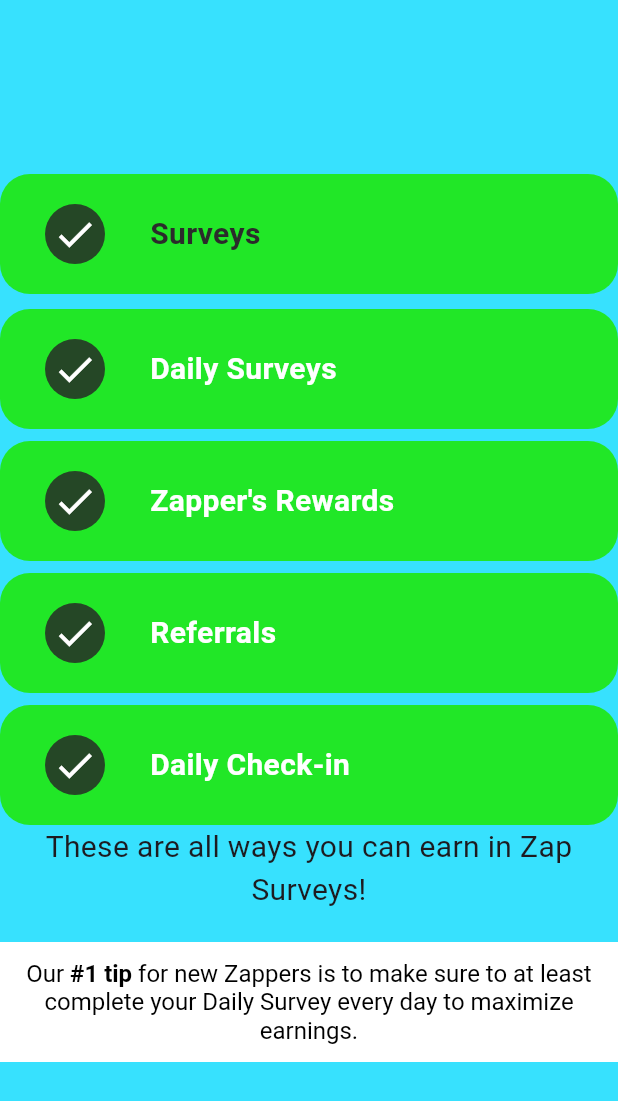
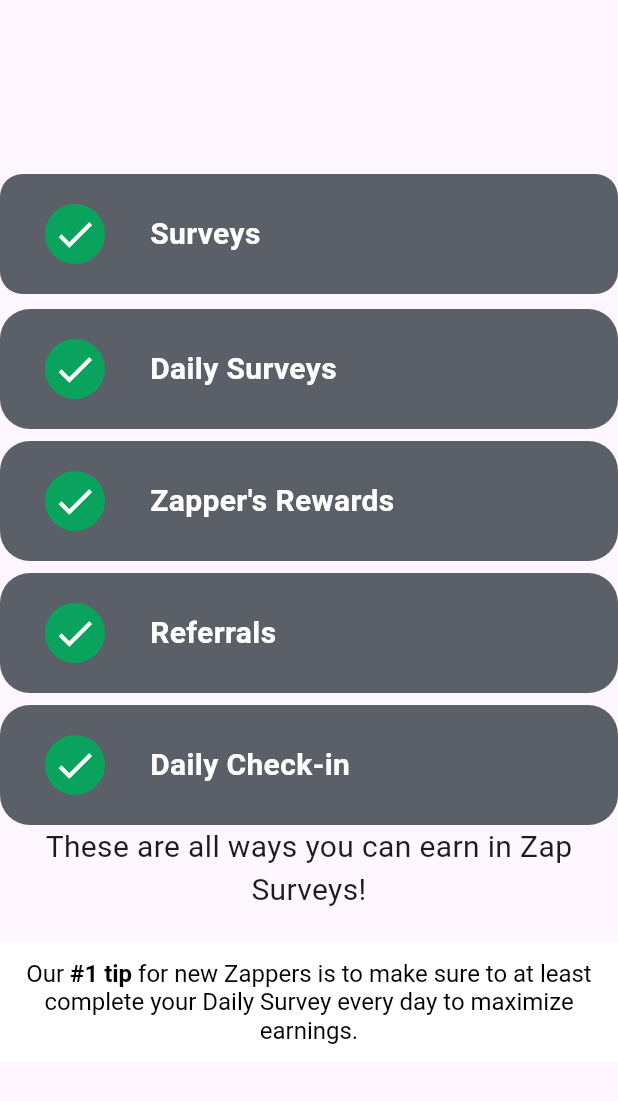
Before and after one commit to attaurrehmanhaji/surveys_UI, a Flutter app: the screen it shows after launch, on a phone screen of 412 x 824 dp. Shown: the top 1101 px of the screen. Run offline on Flutter 3.47's test engine with Material 3 defaults, Android fonts, the light colour scheme and no system bars.

Commit message:
first commit

```diff
--- a/lib/main.dart
+++ b/lib/main.dart
@@ -1,4 +1,5 @@
 import 'package:flutter/material.dart';
+import 'package:flutter/widgets.dart';
 
 void main() {
   runApp(const MyApp());
@@ -78,7 +79,6 @@
     // fast, so that you can just rebuild anything that needs updating rather
     // than having to individually change instances of widgets.
     return Scaffold(
-        backgroundColor: Color.fromARGB(255, 55, 225, 254),
         body: Center(
       child: Column(
         mainAxisAlignment: MainAxisAlignment.center,
@@ -87,8 +87,8 @@
             width: 450,
             height: 80,
             decoration: BoxDecoration(
-                  color: const Color.fromARGB(255, 33, 231, 39),
-                  borderRadius: BorderRadius.circular(20),
+              color: Color.fromARGB(255, 91, 95, 104),
+              borderRadius: BorderRadius.circular(15),
             ),
             child: Row(
               // mainAxisAlignment: MainAxisAlignment.start,
@@ -101,7 +101,7 @@
                   width: 40,
                   height: 40,
                   decoration: BoxDecoration(
-                        color: Color.fromARGB(255, 37, 71, 38),
+                    color: Color.fromARGB(255, 10, 163, 94),
                     borderRadius: BorderRadius.circular(50),
                   ),
                   child: const Padding(
@@ -121,21 +121,21 @@
                   style: TextStyle(
                     fontWeight: FontWeight.bold,
                     fontSize: 20,
-                        color: const Color.fromARGB(255, 43, 43, 43),
+                    color: Color.fromARGB(255, 255, 254, 254),
                   ),
                 ),
               ],
             ),
           ),
           // Padding(padding: EdgeInsets.all(4.0)),
-              SizedBox(
+          const SizedBox(
             height: 10,
           ),
           Container(
               width: 450,
               height: 80,
               decoration: BoxDecoration(
-                      color: const Color.fromARGB(255, 33, 231, 39),
+                  color: Color.fromARGB(255, 91, 95, 104),
                   borderRadius: BorderRadius.circular(20)),
               child: Row(
                 children: [
@@ -146,7 +146,7 @@
                     width: 40,
                     height: 40,
                     decoration: BoxDecoration(
-                            color: Color.fromARGB(255, 37, 71, 38),
+                        color: Color.fromARGB(255, 10, 163, 94),
                         borderRadius: BorderRadius.circular(50)),
                     child: Padding(
                       padding: const EdgeInsets.all(3.0),
@@ -169,12 +169,12 @@
                   )
                 ],
               )),
-              Padding(padding: EdgeInsets.all(4.0)),
+          const Padding(padding: EdgeInsets.all(4.0)),
           Container(
             width: 450,
             height: 80,
             decoration: BoxDecoration(
-                    color: const Color.fromARGB(255, 33, 231, 39),
+                color: Color.fromARGB(255, 91, 95, 104),
                 borderRadius: BorderRadius.circular(20)),
             child: Row(
               children: [
@@ -186,7 +186,8 @@
                   height: 40,
                   decoration: BoxDecoration(
                     borderRadius: BorderRadius.circular(50),
-                          color: Color.fromARGB(255, 37, 71, 38)),
+                    color: Color.fromARGB(255, 10, 163, 94),
+                  ),
                   child: Padding(
                     padding: const EdgeInsets.all(3.0),
                     child: Icon(
@@ -215,7 +216,7 @@
             height: 80,
             decoration: BoxDecoration(
                 borderRadius: BorderRadius.circular(20),
-                    color: const Color.fromARGB(255, 33, 231, 39)),
+                color: Color.fromARGB(255, 91, 95, 104)),
             child: Row(
               children: [
                 SizedBox(
@@ -226,7 +227,8 @@
                   height: 40,
                   decoration: BoxDecoration(
                     borderRadius: BorderRadius.circular(50),
-                          color: Color.fromARGB(255, 37, 71, 38)),
+                    color: Color.fromARGB(255, 10, 163, 94),
+                  ),
                   child: Icon(
                     Icons.check,
                     color: Colors.white,
@@ -252,8 +254,7 @@
             height: 80,
             decoration: BoxDecoration(
                 borderRadius: BorderRadius.circular(20),
-                  color: const Color.fromARGB(255, 33, 231, 39),
-                ),
+                color: Color.fromARGB(255, 91, 95, 104)),
             child: Row(
               children: [
                 SizedBox(
@@ -264,10 +265,11 @@
                   height: 40,
                   decoration: BoxDecoration(
                     borderRadius: BorderRadius.circular(50),
-                          color: Color.fromARGB(255, 37, 71, 38)),
+                    color: Color.fromARGB(255, 10, 163, 94),
+                  ),
                   child: Icon(
                     Icons.check,
-                        color: Colors.white,
+                    color: Color.fromARGB(255, 255, 255, 255),
                     size: 30,
                   ),
                 ),
```
Lines whose indentation alone changed are shown as unchanged.
